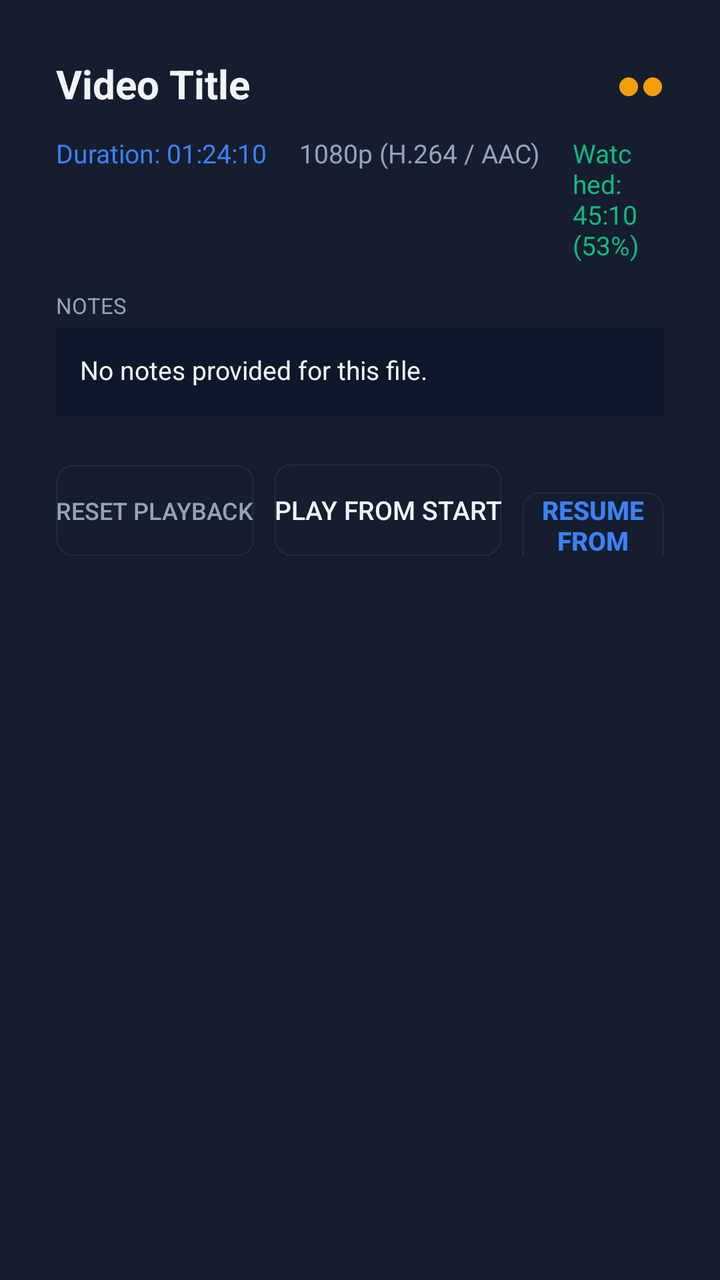
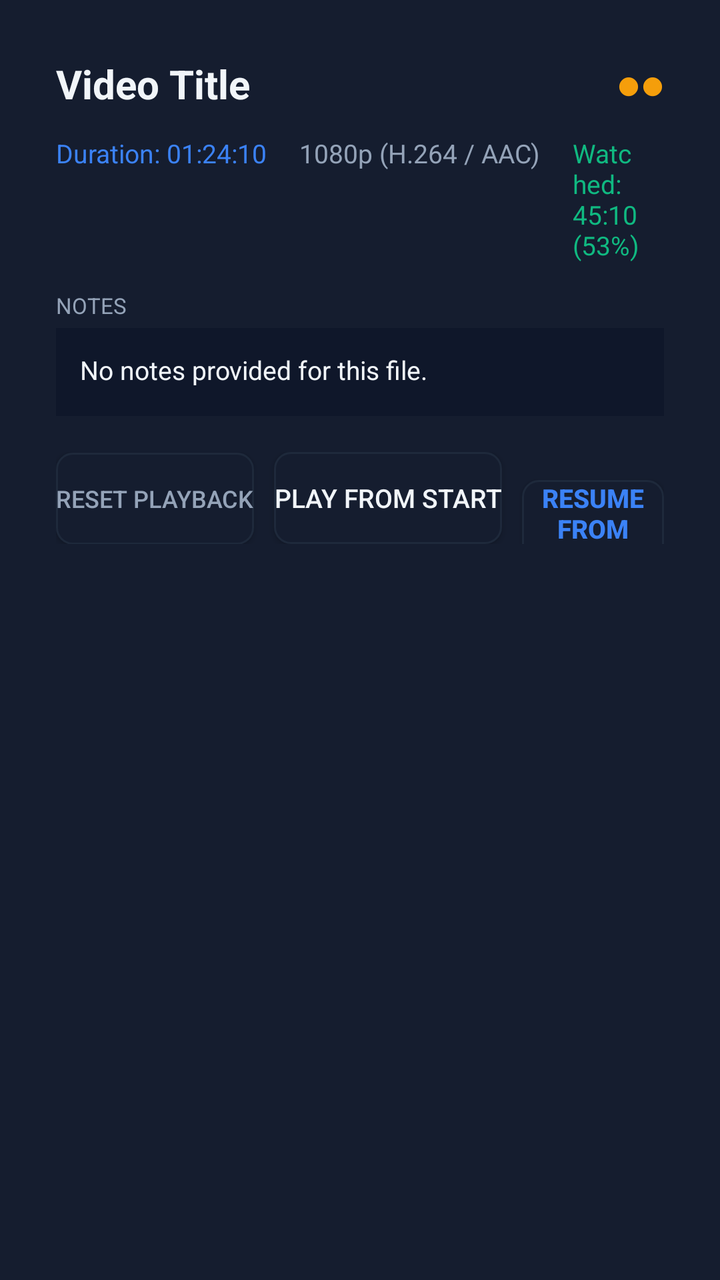

The first picture is an Android layout as it rendered before a commit; the second is the same layout after the commit. The layout source and the unified diff follow.
<!-- AndroidManifest.xml: application theme Theme.TVDiagnostics -->
<!-- res/layout/dialog_video_detail.xml -->
<?xml version="1.0" encoding="utf-8"?>
<LinearLayout xmlns:android="http://schemas.android.com/apk/res/android"
    android:layout_width="600dp"
    android:layout_height="wrap_content"
    android:orientation="vertical"
    android:background="@color/card_dark"
    android:padding="28dp">

    
    <LinearLayout
        android:layout_width="match_parent"
        android:layout_height="wrap_content"
        android:orientation="horizontal"
        android:gravity="center_vertical"
        android:layout_marginBottom="12dp">

        <TextView
            android:id="@+id/tvDetailTitle"
            android:layout_width="0dp"
            android:layout_height="wrap_content"
            android:layout_weight="1"
            android:textColor="@color/text_white"
            android:textSize="20sp"
            android:textStyle="bold"
            android:text="Video Title" />

        
        <TextView
            android:id="@+id/tvDetailRating"
            android:layout_width="wrap_content"
            android:layout_height="wrap_content"
            android:textColor="@color/circle_filled"
            android:textSize="20sp"
            android:textStyle="bold"
            android:text="●●" />
    </LinearLayout>

    
    <LinearLayout
        android:layout_width="match_parent"
        android:layout_height="wrap_content"
        android:orientation="horizontal"
        android:layout_marginBottom="14dp">

        <TextView
            android:id="@+id/tvDetailDuration"
            android:layout_width="wrap_content"
            android:layout_height="wrap_content"
            android:textColor="@color/accent_blue"
            android:textSize="13sp"
            android:text="Duration: 01:24:10"
            android:layout_marginEnd="16dp" />

        <TextView
            android:id="@+id/tvDetailResolution"
            android:layout_width="wrap_content"
            android:layout_height="wrap_content"
            android:textColor="@color/text_muted"
            android:textSize="13sp"
            android:text="1080p (H.264 / AAC)"
            android:layout_marginEnd="16dp" />

        <TextView
            android:id="@+id/tvDetailProgressInfo"
            android:layout_width="wrap_content"
            android:layout_height="wrap_content"
            android:textColor="@color/accent_green"
            android:textSize="13sp"
            android:text="Watched: 45:10 (53%)" />
    </LinearLayout>

    
    <TextView
        android:id="@+id/tvTagsHeader"
        android:layout_width="wrap_content"
        android:layout_height="wrap_content"
        android:text="@string/tags_header"
        android:textColor="@color/text_muted"
        android:textSize="11sp"
        android:textAllCaps="true"
        android:visibility="gone"
        android:layout_marginBottom="4dp" />

    <TextView
        android:id="@+id/tvDetailTags"
        android:layout_width="match_parent"
        android:layout_height="wrap_content"
        android:textColor="#93C5FD"
        android:textSize="13sp"
        android:visibility="gone"
        android:layout_marginBottom="14dp" />

    
    <TextView
        android:id="@+id/tvNotesHeader"
        android:layout_width="wrap_content"
        android:layout_height="wrap_content"
        android:text="@string/notes_header"
        android:textColor="@color/text_muted"
        android:textSize="11sp"
        android:textAllCaps="true"
        android:layout_marginBottom="4dp" />

    <TextView
        android:id="@+id/tvDetailNotes"
        android:layout_width="match_parent"
        android:layout_height="wrap_content"
        android:background="#0F172A"
        android:padding="12dp"
        android:textColor="@color/text_white"
        android:textSize="13sp"
        android:minHeight="44dp"
        android:text="@string/no_notes"
        android:layout_marginBottom="24dp" />

    
    <LinearLayout
        android:layout_width="match_parent"
        android:layout_height="wrap_content"
        android:orientation="horizontal"
        android:gravity="end">

        <Button
            android:id="@+id/btnResetVideoProgress"
            android:layout_width="wrap_content"
            android:layout_height="46dp"
            android:text="@string/btn_reset_progress"
            android:background="@drawable/btn_tv_focus"
            android:textColor="@color/text_muted"
            android:textSize="12sp"
            android:layout_marginEnd="10dp" />

        <Button
            android:id="@+id/btnPlayStart"
            android:layout_width="wrap_content"
            android:layout_height="46dp"
            android:text="Play from Start"
            android:background="@drawable/btn_tv_focus"
            android:textColor="@color/text_white"
            android:textSize="13sp"
            android:layout_marginEnd="10dp" />

        <Button
            android:id="@+id/btnResume"
            android:layout_width="wrap_content"
            android:layout_height="46dp"
            android:text="Resume from 00:00"
            android:background="@drawable/btn_tv_focus"
            android:textColor="@color/accent_blue"
            android:textStyle="bold"
            android:textSize="13sp" />
    </LinearLayout>

</LinearLayout>
<!-- resources referenced by this layout -->
<resources>
  <color name="accent_blue">#3B82F6</color>
  <color name="accent_green">#10B981</color>
  <color name="card_dark">#151D2F</color>
  <color name="circle_filled">#F59E0B</color>
  <color name="text_muted">#94A3B8</color>
  <color name="text_white">#F1F5F9</color>
  <!-- drawable btn_tv_focus (drawable) -->
  <?xml version="1.0" encoding="utf-8"?>
  <selector xmlns:android="http://schemas.android.com/apk/res/android">
      <item android:state_focused="true">
          <shape android:shape="rectangle">
              <solid android:color="@color/card_focused" />
              <stroke android:width="3dp" android:color="@color/tv_focus_stroke" />
              <corners android:radius="8dp" />
          </shape>
      </item>
      <item android:state_pressed="true">
          <shape android:shape="rectangle">
              <solid android:color="@color/accent_blue" />
              <corners android:radius="8dp" />
          </shape>
      </item>
      <item>
          <shape android:shape="rectangle">
              <solid android:color="@color/card_dark" />
              <stroke android:width="1dp" android:color="@color/border_dark" />
              <corners android:radius="8dp" />
          </shape>
      </item>
  </selector>
  <string name="btn_reset_progress">Reset Playback</string>
  <string name="no_notes">No notes provided for this file.</string>
  <string name="notes_header">Notes</string>
  <string name="tags_header">Tags</string>
  <style name="Theme.TVDiagnostics" parent="Theme.AppCompat.NoActionBar">
          <item name="android:windowBackground">@color/bg_dark</item>
          <item name="android:textColor">@color/text_white</item>
          <item name="colorPrimary">@color/accent_blue</item>
          <item name="colorAccent">@color/accent_blue</item>
      </style>
  <color name="card_focused">#2A3B5C</color>
  <color name="tv_focus_stroke">#60A5FA</color>
  <color name="border_dark">#1E293B</color>
  <color name="bg_dark">#0B0F19</color>
</resources>

<!-- the commit's change to res/layout/dialog_video_detail.xml (unified diff, before → after) -->
@@ -36,82 +36,98 @@
     </LinearLayout>
 
     
-    <LinearLayout
+    <ScrollView
         android:layout_width="match_parent"
         android:layout_height="wrap_content"
-        android:orientation="horizontal"
-        android:layout_marginBottom="14dp">
+        android:maxHeight="240dp"
+        android:scrollbars="vertical"
+        android:fadeScrollbars="false"
+        android:layout_marginBottom="18dp">
 
-        <TextView
-            android:id="@+id/tvDetailDuration"
-            android:layout_width="wrap_content"
+        <LinearLayout
+            android:layout_width="match_parent"
             android:layout_height="wrap_content"
-            android:textColor="@color/accent_blue"
-            android:textSize="13sp"
-            android:text="Duration: 01:24:10"
-            android:layout_marginEnd="16dp" />
+            android:orientation="vertical">
 
-        <TextView
-            android:id="@+id/tvDetailResolution"
-            android:layout_width="wrap_content"
-            android:layout_height="wrap_content"
-            android:textColor="@color/text_muted"
-            android:textSize="13sp"
-            android:text="1080p (H.264 / AAC)"
-            android:layout_marginEnd="16dp" />
+            
+            <LinearLayout
+                android:layout_width="match_parent"
+                android:layout_height="wrap_content"
+                android:orientation="horizontal"
+                android:layout_marginBottom="14dp">
 
-        <TextView
-            android:id="@+id/tvDetailProgressInfo"
-            android:layout_width="wrap_content"
-            android:layout_height="wrap_content"
-            android:textColor="@color/accent_green"
-            android:textSize="13sp"
-            android:text="Watched: 45:10 (53%)" />
-    </LinearLayout>
+                <TextView
+                    android:id="@+id/tvDetailDuration"
+                    android:layout_width="wrap_content"
+                    android:layout_height="wrap_content"
+                    android:textColor="@color/accent_blue"
+                    android:textSize="13sp"
+                    android:text="Duration: 01:24:10"
+                    android:layout_marginEnd="16dp" />
 
-    
-    <TextView
-        android:id="@+id/tvTagsHeader"
-        android:layout_width="wrap_content"
-        android:layout_height="wrap_content"
-        android:text="@string/tags_header"
-        android:textColor="@color/text_muted"
-        android:textSize="11sp"
-        android:textAllCaps="true"
-        android:visibility="gone"
-        android:layout_marginBottom="4dp" />
+                <TextView
+                    android:id="@+id/tvDetailResolution"
+                    android:layout_width="wrap_content"
+                    android:layout_height="wrap_content"
+                    android:textColor="@color/text_muted"
+                    android:textSize="13sp"
+                    android:text="1080p (H.264 / AAC)"
+                    android:layout_marginEnd="16dp" />
 
-    <TextView
-        android:id="@+id/tvDetailTags"
-        android:layout_width="match_parent"
-        android:layout_height="wrap_content"
-        android:textColor="#93C5FD"
-        android:textSize="13sp"
-        android:visibility="gone"
-        android:layout_marginBottom="14dp" />
+                <TextView
+                    android:id="@+id/tvDetailProgressInfo"
+                    android:layout_width="wrap_content"
+                    android:layout_height="wrap_content"
+                    android:textColor="@color/accent_green"
+                    android:textSize="13sp"
+                    android:text="Watched: 45:10 (53%)" />
+            </LinearLayout>
 
-    
-    <TextView
-        android:id="@+id/tvNotesHeader"
-        android:layout_width="wrap_content"
-        android:layout_height="wrap_content"
-        android:text="@string/notes_header"
-        android:textColor="@color/text_muted"
-        android:textSize="11sp"
-        android:textAllCaps="true"
-        android:layout_marginBottom="4dp" />
+            
+            <TextView
+                android:id="@+id/tvTagsHeader"
+                android:layout_width="wrap_content"
+                android:layout_height="wrap_content"
+                android:text="@string/tags_header"
+                android:textColor="@color/text_muted"
+                android:textSize="11sp"
+                android:textAllCaps="true"
+                android:visibility="gone"
+                android:layout_marginBottom="4dp" />
 
-    <TextView
-        android:id="@+id/tvDetailNotes"
-        android:layout_width="match_parent"
-        android:layout_height="wrap_content"
-        android:background="#0F172A"
-        android:padding="12dp"
-        android:textColor="@color/text_white"
-        android:textSize="13sp"
-        android:minHeight="44dp"
-        android:text="@string/no_notes"
-        android:layout_marginBottom="24dp" />
+            <TextView
+                android:id="@+id/tvDetailTags"
+                android:layout_width="match_parent"
+                android:layout_height="wrap_content"
+                android:textColor="#93C5FD"
+                android:textSize="13sp"
+                android:visibility="gone"
+                android:layout_marginBottom="14dp" />
+
+            
+            <TextView
+                android:id="@+id/tvNotesHeader"
+                android:layout_width="wrap_content"
+                android:layout_height="wrap_content"
+                android:text="@string/notes_header"
+                android:textColor="@color/text_muted"
+                android:textSize="11sp"
+                android:textAllCaps="true"
+                android:layout_marginBottom="4dp" />
+
+            <TextView
+                android:id="@+id/tvDetailNotes"
+                android:layout_width="match_parent"
+                android:layout_height="wrap_content"
+                android:background="#0F172A"
+                android:padding="12dp"
+                android:textColor="@color/text_white"
+                android:textSize="13sp"
+                android:minHeight="44dp"
+                android:text="@string/no_notes" />
+
+        </LinearLayout>
+    </ScrollView>
 
     
     <LinearLayout
